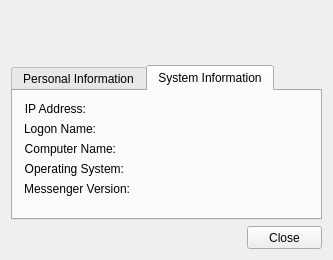
First picture: the form in lmc/src/userinfowindow.ui, repository MariusDec/Lan-Messenger, before the edit.
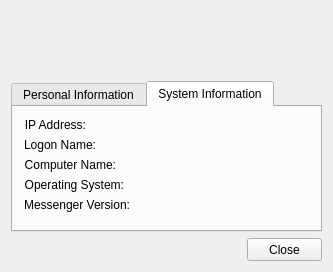
Second picture: the form after the edit. Custom widgets are drawn as their Qt base class.

What changed in the file:
```diff
--- a/lmc/src/userinfowindow.ui
+++ b/lmc/src/userinfowindow.ui
@@ -21,13 +21,13 @@
        <property name="minimumSize">
         <size>
          <width>48</width>
-         <height>48</height>
+         <height>64</height>
         </size>
        </property>
        <property name="maximumSize">
         <size>
-         <width>48</width>
-         <height>48</height>
+         <width>64</width>
+         <height>64</height>
         </size>
        </property>
        <property name="text">
```
